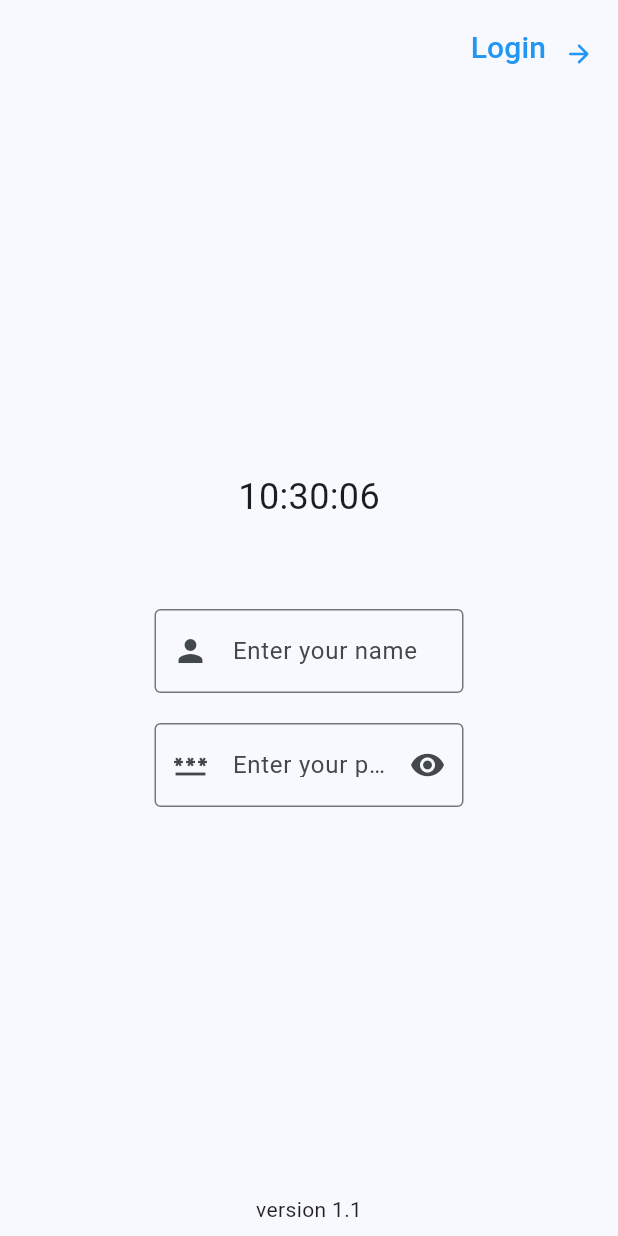
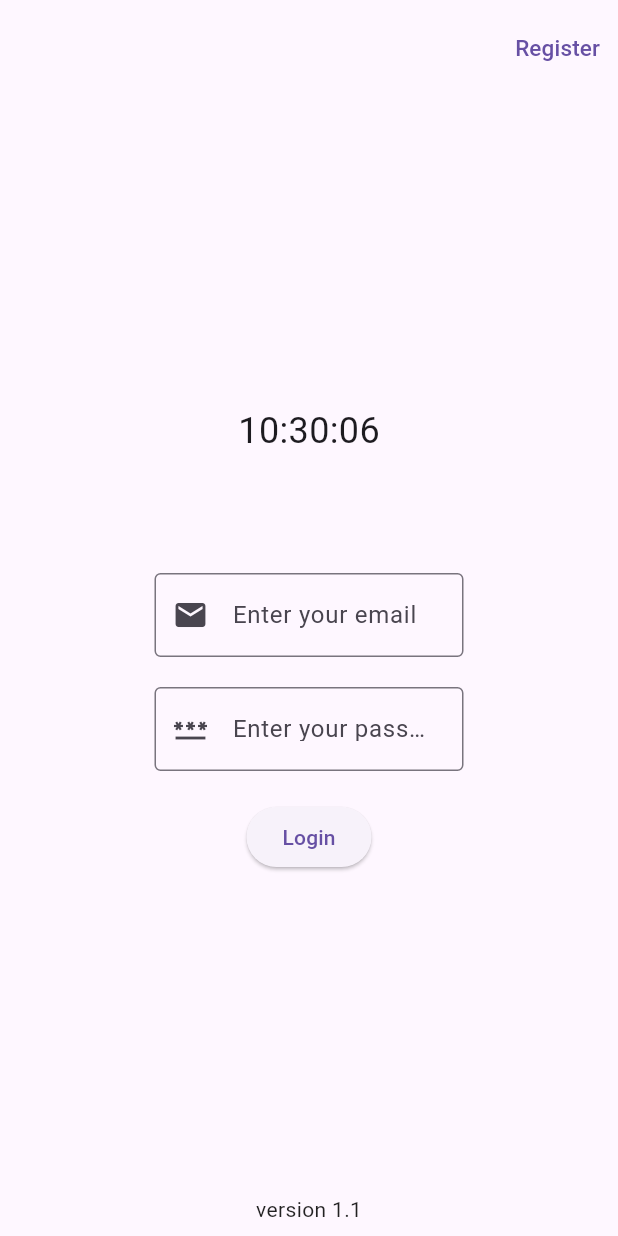
Before and after one commit to Yasin4261/Macchiato-POS, a Flutter app: the screen it shows after launch, on a phone screen of 412 x 824 dp. Run offline on Flutter 3.47's test engine with Material 3 defaults, Android fonts, the light colour scheme and no system bars; our stand-ins replace go_router, shared_preferences.

Commit message:
Upgrade login features

```diff
--- a/macchiato_pos/lib/main.dart
+++ b/macchiato_pos/lib/main.dart
@@ -1,24 +1,18 @@
 import 'package:flutter/material.dart';
-import 'package:macchiato_pos/views/login_page.dart';
+import 'package:macchiato_pos/routers/app_router.dart';
 
 void main() {
-  runApp(const MyApp());
+  runApp(MyApp());
 }
 
 class MyApp extends StatelessWidget {
-  const MyApp({super.key});
+  MyApp({Key? key}) : super(key: key);
 
-  // This widget is the root of your application.
   @override
   Widget build(BuildContext context) {
-    return MaterialApp(
-      title: 'Machiato POS',
+    return MaterialApp.router(
       debugShowCheckedModeBanner: false,
-      theme: ThemeData(
-        colorScheme: ColorScheme.fromSeed(seedColor: Colors.blue),
-        useMaterial3: true,
-      ),
-      home: const LoginPage(),
+      routerConfig: AppRouter().router,
     );
   }
 }
--- /dev/null
+++ b/macchiato_pos/lib/routers/app_router.dart
@@ -0,0 +1,41 @@
+import 'package:flutter/material.dart';
+import 'package:go_router/go_router.dart';
+import 'package:macchiato_pos/views/home_page.dart';
+import 'package:macchiato_pos/views/login_page.dart';
+import 'package:macchiato_pos/views/register_page.dart';
+import 'package:macchiato_pos/services/auth_service.dart';
+
+class AppRouter {
+  final AuthService _authService = AuthService();
+
+  late final GoRouter router = GoRouter(
+    routes: <GoRoute>[
+      GoRoute(
+        path: '/',
+        builder: (context, state) => const LoginPage(),
+      ),
+      GoRoute(
+        path: '/home',
+        builder: (context, state) => const HomePage(),
+      ),
+      GoRoute(
+        path: '/register',
+        builder: (context, state) => const RegisterPage(),
+      ),
+    ],
+    redirect: (context, state) async {
+      final isAuthenticated = await _authService.getToken() != null;
+      final loggingIn = state.uri.toString() == '/';
+
+      if (!isAuthenticated) {
+        return loggingIn ? null : '/';
+      }
+
+      if (loggingIn) {
+        return '/home';
+      }
+
+      return null;
+    },
+  );
+}
--- a/macchiato_pos/lib/views/login_page.dart
+++ b/macchiato_pos/lib/views/login_page.dart
@@ -1,22 +1,28 @@
 import 'package:flutter/material.dart';
 import 'package:macchiato_pos/viewmodels/time_viewmodel.dart';
 import 'package:macchiato_pos/models/time_model.dart';
+import 'package:macchiato_pos/services/auth_service.dart';
+import 'package:go_router/go_router.dart';
 
 class LoginPage extends StatefulWidget {
-  const LoginPage({super.key});
+  const LoginPage({Key? key}) : super(key: key);
 
   @override
   State<LoginPage> createState() => _LoginPageState();
 }
 
 class _LoginPageState extends State<LoginPage> {
-  bool _obscureText = true; // Şifre gizliliği durumu
+  final TextEditingController _emailController = TextEditingController();
+  final TextEditingController _passwordController = TextEditingController();
+  final AuthService _authService = AuthService();
+  String _errorMessage = '';
   late TimeViewModel _timeViewModel;
 
   @override
   void initState() {
     super.initState();
-    _timeViewModel = TimeViewModel();
+    _timeViewModel =
+        TimeViewModel(); // veya _timeViewModel = getIt<TimeViewModel>(); gibi bir yöntemle ilklendirin
   }
 
   @override
@@ -33,25 +39,17 @@ class _LoginPageState extends State<LoginPage> {
         body: Column(
           mainAxisAlignment: MainAxisAlignment.spaceBetween,
           children: [
-            const Row(
+            Row(
               mainAxisAlignment: MainAxisAlignment.end,
               children: [
                 Padding(
-                  padding: EdgeInsets.only(top: 8),
+                  padding: const EdgeInsets.only(top: 8),
                   child: TextButton(
-                    onPressed: null,
-                    child: Text(
-                      "Login",
-                      style: TextStyle(color: Colors.blue, fontSize: 20.0),
+                    onPressed: _register,
+                    child: const Text(
+                      "Register",
+                      style: TextStyle( fontSize: 15.0),
                     ),
-                  ),
-                ),
-                Padding(
-                  padding: EdgeInsets.only(right: 16.0, top: 16),
-                  child: Icon(
-                    Icons.arrow_forward_rounded,
-                    color: Colors.blue,
-                    size: 20.0,
                   ),
                 ),
               ],
@@ -66,9 +64,14 @@ class _LoginPageState extends State<LoginPage> {
                       stream: _timeViewModel.timeStream,
                       builder: (context, snapshot) {
                         if (snapshot.hasData) {
-                          return Text(
-                            snapshot.data!.currentTime,
-                            style: const TextStyle(fontSize: 24),
+                          return Column(
+                            children: [
+                              Text(
+                                snapshot.data!.currentTime,
+                                style: const TextStyle(fontSize: 24),
+                              ),
+                              const SizedBox(height: 20),
+                            ],
                           );
                         } else if (snapshot.hasError) {
                           return Text('Error: ${snapshot.error}');
@@ -78,40 +81,41 @@ class _LoginPageState extends State<LoginPage> {
                       },
                     ),
                   ),
-                  const Padding(
+                  Padding(
                     padding: EdgeInsets.only(top: 50),
                     child: TextField(
-                      decoration: InputDecoration(
+                      controller: _emailController,
+                      decoration: const InputDecoration(
                         border: OutlineInputBorder(),
-                        labelText: 'Enter your name',
-                        hintText: 'John Doe',
-                        prefixIcon: Icon(Icons.person),
+                        labelText: 'Enter your email',
+                        hintText: 'example@example.com',
+                        prefixIcon: Icon(Icons.email),
                       ),
                     ),
                   ),
                   const SizedBox(height: 20),
                   TextField(
-                    obscureText:
-                        _obscureText, // Şifreyi gizlemek için kullanılır
-                    decoration: InputDecoration(
-                      border: const OutlineInputBorder(),
+                    obscureText: true,
+                    controller: _passwordController,
+                    decoration: const InputDecoration(
+                      border: OutlineInputBorder(),
                       labelText: 'Enter your password',
                       hintText: '123',
-                      prefixIcon: const Icon(Icons.password),
-                      suffixIcon: IconButton(
-                        icon: Icon(
-                          _obscureText
-                              ? Icons.visibility
-                              : Icons.visibility_off,
-                        ),
-                        onPressed: () {
-                          setState(() {
-                            _obscureText = !_obscureText;
-                          });
-                        },
-                      ),
+                      prefixIcon: Icon(Icons.password),
                     ),
                   ),
+                  const SizedBox(height: 20),
+                  ElevatedButton(
+                    onPressed: _login,
+                    child: const Text('Login'),
+                  ),
+                  if (_errorMessage.isNotEmpty) ...[
+                    const SizedBox(height: 16.0),
+                    Text(
+                      _errorMessage,
+                      style: const TextStyle(color: Colors.red),
+                    ),
+                  ],
                 ],
               ),
             ),
@@ -127,6 +131,34 @@ class _LoginPageState extends State<LoginPage> {
       ),
     );
   }
+
+  Future<void> _login() async {
+    try {
+      await _authService.login(
+        _emailController.text,
+        _passwordController.text,
+      );
+      context.go('/home');
+    } catch (e) {
+      setState(() {
+        _errorMessage = 'Failed to login: $e';
+      });
+    }
+  }
+
+  Future<void> _register() async {
+    try {
+      await _authService.register(
+        _emailController.text,
+        _passwordController.text,
+      );
+      context.go('/home');
+    } catch (e) {
+      setState(() {
+        _errorMessage = 'Failed to register: $e';
+      });
+    }
+  }
 }
 
 void main() {
--- a/macchiato_pos/pubspec.yaml
+++ b/macchiato_pos/pubspec.yaml
@@ -35,6 +35,9 @@ dependencies:
   # The following adds the Cupertino Icons font to your application.
   # Use with the CupertinoIcons class for iOS style icons.
   cupertino_icons: ^1.0.6
+  go_router: ^14.2.0
+  http: ^1.2.1
+  shared_preferences: ^2.2.3
 
 dev_dependencies:
   flutter_test:
```
Also changed, not shown: macchiato_pos/lib/services/auth_service.dart (added, +64 -0 lines), macchiato_pos/lib/views/home_page.dart (added, +30 -0 lines), macchiato_pos/lib/views/register_page.dart (added, +114 -0 lines), 1 other file.
